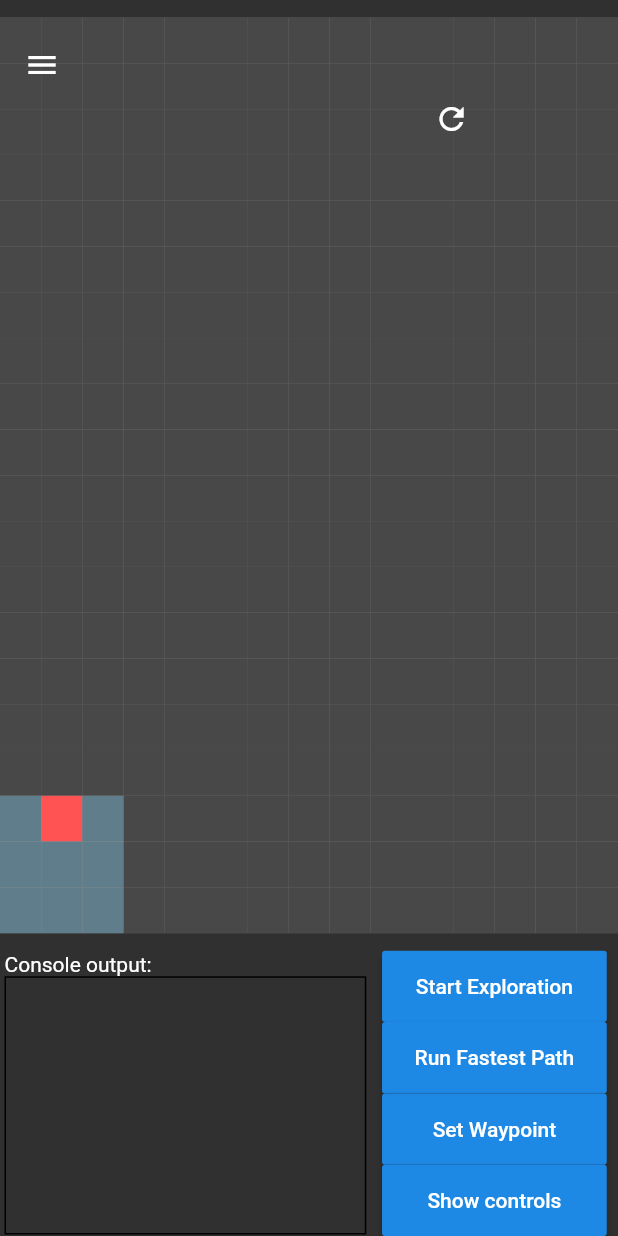
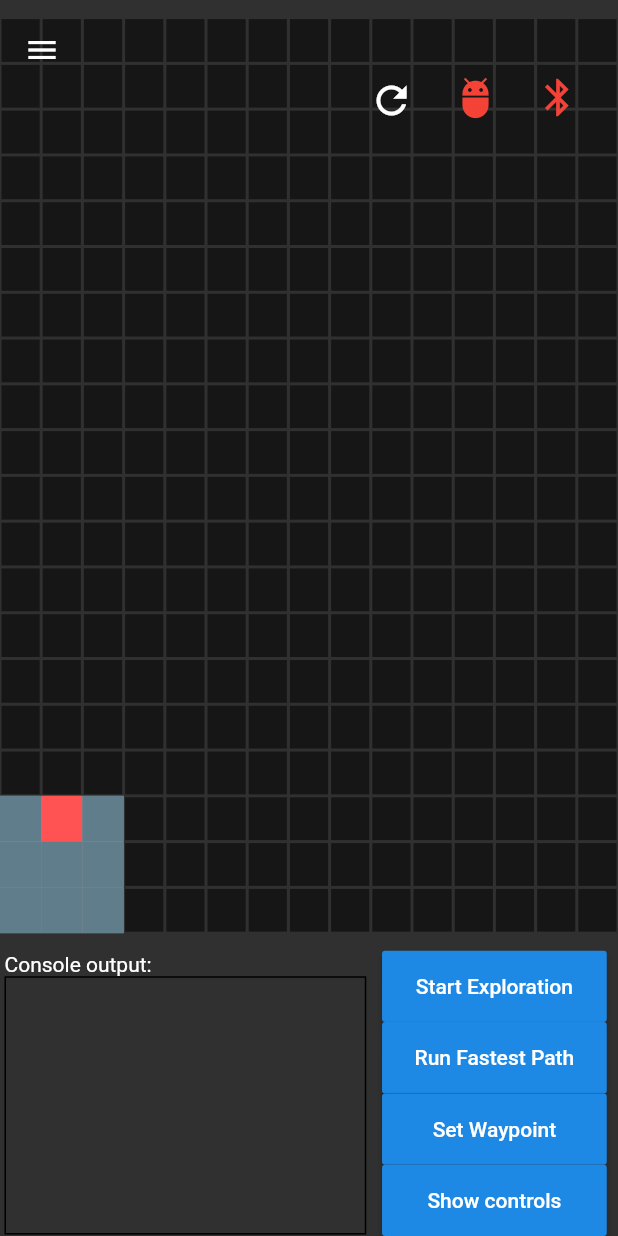
Before and after one commit to ngljie97/ay2021mdp_grp5, a Flutter app: the screen it shows after launch, on a phone screen of 412 x 824 dp. Run offline on Flutter 3.47's test engine with Material 2 defaults, Android fonts, the phone set to English and light mode, and no system bars; drawn by our look-alikes of scrollable_positioned_list; our stand-ins replace flutter_bluetooth_serial, shared_preferences.

Commit message:
1. updated arenagrid borders 2. repositioned top right icons 3. added simple debug mode

```diff
--- a/android_remote/lib/globals.dart
+++ b/android_remote/lib/globals.dart
@@ -4,6 +4,7 @@ import 'package:flutter/material.dart';
 import 'package:flutter_bluetooth_serial/flutter_bluetooth_serial.dart';
 
 bool updateMode = false;
+bool debugMode = false;
 BluetoothDevice selectedDevice;
 List<String> strArr = [];
 bool controlMode = false;
--- a/android_remote/lib/main.dart
+++ b/android_remote/lib/main.dart
@@ -172,6 +172,7 @@ class _MyHomePageState extends State<MyHomePage> {
     consoleController = ItemScrollController();
     super.initState();
     _arena.setRobotPos();
+
     print("Checking is connected...");
     print(globals.isConnected);
 
@@ -227,9 +228,11 @@ class _MyHomePageState extends State<MyHomePage> {
                 _buildBottomPanel(),
               ],
             ),
-            Positioned(
+            Container(
+
+              child: Positioned(
                 //Place it at the top, and not use the entire screen
-              top: 15.0,
+                top: 5.0,
                 left: 0.0,
                 right: 0.0,
                 child: AppBar(
@@ -239,35 +242,32 @@ class _MyHomePageState extends State<MyHomePage> {
                   iconTheme: IconThemeData(color: Colors.white),
                 ),
               ),
-            Positioned(
-              //Place it at the top, and not use the entire screen
-              top: 55.0,
-              left: 520.0,
-              right: 0.0,
-              child: Icon(
+            ),
+      Container(
+        padding: EdgeInsets.fromLTRB(MediaQuery.of(context).size.width - 110, 50, 0, 0),
+        child:Icon(
                 Icons.adb_outlined,
                 color: globals.robotStatus,
                 size: 30.0,
               ),
             ),
-            Positioned(
-              //Place it at the top, and not use the entire screen
-              top: 55.0,
-              left: 615.0,
-              right: 0.0,
+      Container(
+        padding: EdgeInsets.fromLTRB(MediaQuery.of(context).size.width - 55, 50, 0, 0),
+
               child: Icon(
                 Icons.bluetooth,
                 color: globals.bluetoothStatus,
                 size: 30.0,
               ),
             ),
-            Positioned(
-              //Place it at the top, and not use the entire screen
-              top: 55.0,
-              left: 200.0,
-              right: 10.0,
-              child: IconButton(
-                  icon: Icon(Icons.refresh),
+      Container(
+        padding: EdgeInsets.fromLTRB(MediaQuery.of(context).size.width - 175, 43, 0, 0),
+        child:
+            IconButton(
+                  icon: Icon(
+                    Icons.refresh,
+                    size: 30.0,
+                  ),
                   onPressed: () {
                     setState(() => _arena.setRobotPos());
                   }),
@@ -359,16 +359,20 @@ class _MyHomePageState extends State<MyHomePage> {
                 ),
               ),
               ListTile(
-                leading: Icon(Icons.update_outlined),
+                leading: Icon(Icons.android_sharp),
                 title: Text('Debug Mode'),
                 subtitle: Text(() {
-                  return "";
+                  if (!globals.debugMode) {
+                    return 'Off';
+                  } else {
+                    return 'On';
+                  }
                 }()),
                 trailing: Switch(
-                  value: globals.updateMode,
+                  value: globals.debugMode,
                   onChanged: (value) {
                     setState(() {
-                      globals.updateMode = value;
+                      globals.debugMode = value;
                     });
                   },
                 ),
@@ -532,8 +536,12 @@ class _MyHomePageState extends State<MyHomePage> {
                                     onPressed: () {
                                       if (globals.isConnected) {
                                         _sendMessage(globals.strForward);
+                                        _arena.robot.moveForward();
                                       }
+                                      if (globals.debugMode &&
+                                          !globals.isConnected) {
                                         _arena.robot.moveForward();
+                                      }
                                       if (!globals.updateMode) {
                                         setState(() {
                                           _arena.setRobotPos();
@@ -554,8 +562,13 @@ class _MyHomePageState extends State<MyHomePage> {
                                     onPressed: () {
                                       if (globals.isConnected) {
                                         _sendMessage(globals.strRotateLeft);
+                                        _arena.robot.rotateLeft();
                                       }
+                                      if (globals.debugMode &&
+                                          !globals.isConnected) {
                                         _arena.robot.rotateLeft();
+                                      }
+
                                       if (!globals.updateMode) {
                                         setState(() {
                                           _arena.setRobotPos();
@@ -581,8 +594,12 @@ class _MyHomePageState extends State<MyHomePage> {
                                     onPressed: () {
                                       if (globals.isConnected) {
                                         _sendMessage(globals.strRotateRight);
+                                        _arena.robot.rotateRight();
                                       }
+                                      if (globals.debugMode &&
+                                          !globals.isConnected) {
                                         _arena.robot.rotateRight();
+                                      }
                                       if (!globals.updateMode) {
                                         setState(() {
                                           _arena.setRobotPos();
@@ -730,38 +747,12 @@ class _MyHomePageState extends State<MyHomePage> {
 
     // Create message if there is new line character
     String dataString = String.fromCharCodes(buffer);
-    int index = buffer.indexOf(13);
     String name = widget.server.name;
 
-    if (~index != 0) {
     setState(() {
-        _Message sdataString = _Message(
-          1,
-          backspacesCounter > 0
-              ? _messageBuffer.substring(
-                  0, _messageBuffer.length - backspacesCounter)
-              : _messageBuffer + dataString.substring(0, index),
-        );
-        String tdataString = sdataString.getText();
-        addConsoleAndScroll(
-            'Message Received from [$name] : ' '[$tdataString]');
-        // messages.add(
-        //   _Message(
-        //     1,
-        //     backspacesCounter > 0
-        //         ? _messageBuffer.substring(
-        //         0, _messageBuffer.length - backspacesCounter)
-        //         : _messageBuffer + dataString.substring(0, index),
-        //   ),
-        // );
-        _messageBuffer = dataString.substring(index);
+      String sdataString = dataString.trim();
+      addConsoleAndScroll('Message Received from [$name]:\n[$sdataString]');
     });
-    } else {
-      _messageBuffer = (backspacesCounter > 0
-          ? _messageBuffer.substring(
-              0, _messageBuffer.length - backspacesCounter)
-          : _messageBuffer + dataString);
-    }
   }
 
   Future<bool> _onWillPop() async {
--- a/android_remote/lib/modules/arena.dart
+++ b/android_remote/lib/modules/arena.dart
@@ -318,21 +318,21 @@ class Arena {
         break;
 
       case '0':
-        return Container(
-          color: Colors.grey,
-          child: Container(
-            color: Colors.black54,
-          ),
-        );
+        return Padding(
+            padding: const EdgeInsets.all(1),
+            child: Container(
+              color: Colors.black54,
+              child: Text(''),
+            ));
         break;
 
       case '1':
-        return Container(
-          color: Colors.grey,
-          child: Container(
-            color: Colors.grey,
-          ),
-        );
+        return Padding(
+            padding: const EdgeInsets.all(1),
+            child: Container(
+              color: Colors.white24,
+              child: Text(''),
+            ));
         break;
 
       default:
```
Also changed, not shown: android_remote/lib/states/ArenaGrid.dart (deleted, +0 -200 lines). Lines whose indentation alone changed are shown as unchanged.
